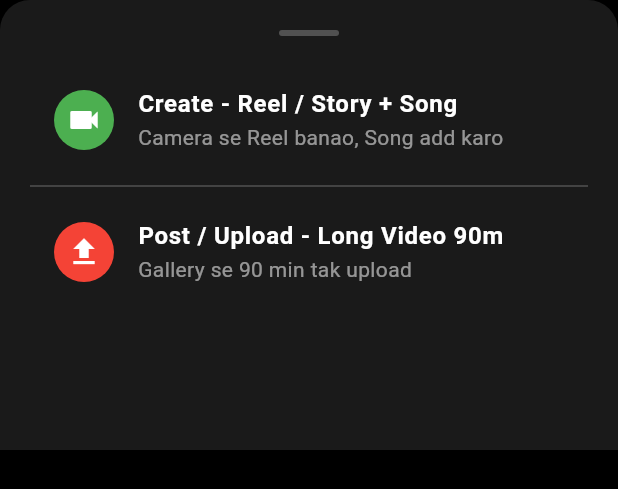
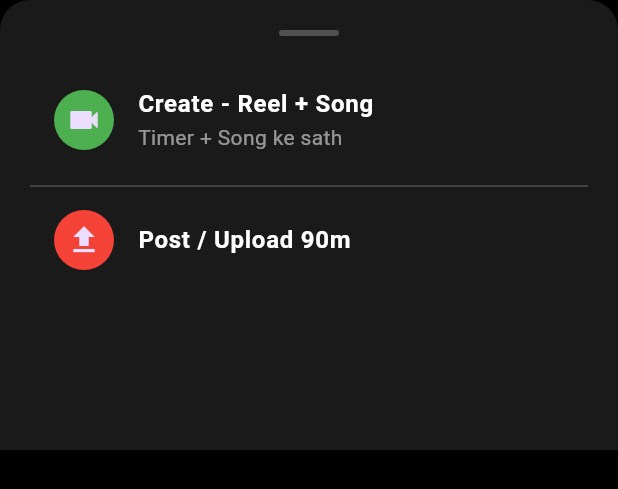
Before and after one commit to tameshwartarak0-bot/Yuopni-app, a Flutter app: the CreateSheet widget shown alone on an empty page, opened directly, on a phone screen of 412 x 824 dp. Shown: the top 489 px of the screen. Run offline on Flutter 3.47's test engine with Material 3 defaults, Android fonts, the light colour scheme and no system bars; our stand-ins replace app_links, cached_network_image, camera, chewie, cloud_firestore, dio and 10 more; accounts and stored records are empty.

Commit message:
Update create_sheet.dart

```diff
--- a/lib/widgets/create_sheet.dart
+++ b/lib/widgets/create_sheet.dart
@@ -5,54 +5,23 @@ import '../screens/upload_page.dart';
 
 class CreateSheet extends StatelessWidget {
   const CreateSheet({super.key});
-
   static void show(BuildContext context) {
-    showModalBottomSheet(
-      context: context,
-      backgroundColor: const Color(0xFF1A1A1A),
-      shape: const RoundedRectangleBorder(borderRadius: BorderRadius.vertical(top: Radius.circular(20))),
-      builder: (_) => const CreateSheet(),
-    );
+    showModalBottomSheet(context: context, backgroundColor: const Color(0xFF1A1A1A), shape: const RoundedRectangleBorder(borderRadius: BorderRadius.vertical(top: Radius.circular(20))), builder: (_) => const CreateSheet());
   }
-
   @override
   Widget build(BuildContext context) {
-    return Container(
-      padding: const EdgeInsets.all(20),
-      height: 300,
-      decoration: const BoxDecoration(color: Color(0xFF1A1A1A), borderRadius: BorderRadius.vertical(top: Radius.circular(20))),
-      child: Column(children: [
-        Container(width: 40, height: 4, decoration: BoxDecoration(color: Colors.white24, borderRadius: BorderRadius.circular(10))),
-        const SizedBox(height: 20),
-        ListTile(
-          leading: const CircleAvatar(backgroundColor: Colors.green, child: Icon(Icons.videocam, color: Colors.white)),
-          title: const Text("Create - Reel / Story + Song", style: TextStyle(color: Colors.white, fontWeight: FontWeight.bold)),
-          subtitle: const Text("Camera se Reel banao, Song add karo", style: TextStyle(color: Colors.white54)),
-          onTap: () async {
-            Navigator.pop(context);
-            final result = await Navigator.push(context, MaterialPageRoute(builder: (_) => const CameraPage()));
-            if (result != null && result['file'] != null) {
-              File file = result['file'];
-              bool isVideo = result['isVideo'] ?? false;
-              bool isLong = result['isLong'] ?? false;
-              String song = result['song'] ?? "No Song";
-              if (context.mounted) {
-                Navigator.push(context, MaterialPageRoute(builder: (_) => UploadPage(prefile: file, isVideo: isVideo, isLong: isLong, songName: song)));
-              }
-            }
-          },
-        ),
-        const Divider(color: Colors.white24),
-        ListTile(
-          leading: const CircleAvatar(backgroundColor: Colors.red, child: Icon(Icons.upload, color: Colors.white)),
-          title: const Text("Post / Upload - Long Video 90m", style: TextStyle(color: Colors.white, fontWeight: FontWeight.bold)),
-          subtitle: const Text("Gallery se 90 min tak upload", style: TextStyle(color: Colors.white54)),
-          onTap: () {
-            Navigator.pop(context);
-            Navigator.push(context, MaterialPageRoute(builder: (_) => const UploadPage()));
-          },
-        ),
-      ]),
-    );
+    return Container(padding: const EdgeInsets.all(20), height: 300, decoration: const BoxDecoration(color: Color(0xFF1A1A1A), borderRadius: BorderRadius.vertical(top: Radius.circular(20))), child: Column(children:[
+      Container(width:40,height:4,decoration:BoxDecoration(color:Colors.white24,borderRadius:BorderRadius.circular(10))), const SizedBox(height:20),
+      ListTile(leading: const CircleAvatar(backgroundColor: Colors.green, child: Icon(Icons.videocam)), title: const Text("Create - Reel + Song", style: TextStyle(color: Colors.white, fontWeight: FontWeight.bold)), subtitle: const Text("Timer + Song ke sath", style: TextStyle(color: Colors.white54)), onTap: () async {
+        Navigator.pop(context);
+        final result = await Navigator.push(context, MaterialPageRoute(builder: (_)=> const CameraPage()));
+        if(result!=null && result['file']!=null){
+          File file=result['file']; bool isVideo=result['isVideo']??false; bool isLong=result['isLong']??false; String song=result['song']??"No Song";
+          if(context.mounted) Navigator.push(context, MaterialPageRoute(builder: (_)=> UploadPage(prefile: file, isVideo: isVideo, isLong: isLong, songName: song)));
+        }
+      }),
+      const Divider(color: Colors.white24),
+      ListTile(leading: const CircleAvatar(backgroundColor: Colors.red, child: Icon(Icons.upload)), title: const Text("Post / Upload 90m", style: TextStyle(color: Colors.white, fontWeight: FontWeight.bold)), onTap: (){ Navigator.pop(context); Navigator.push(context, MaterialPageRoute(builder: (_)=> const UploadPage())); }),
+    ]));
   }
 }
```
